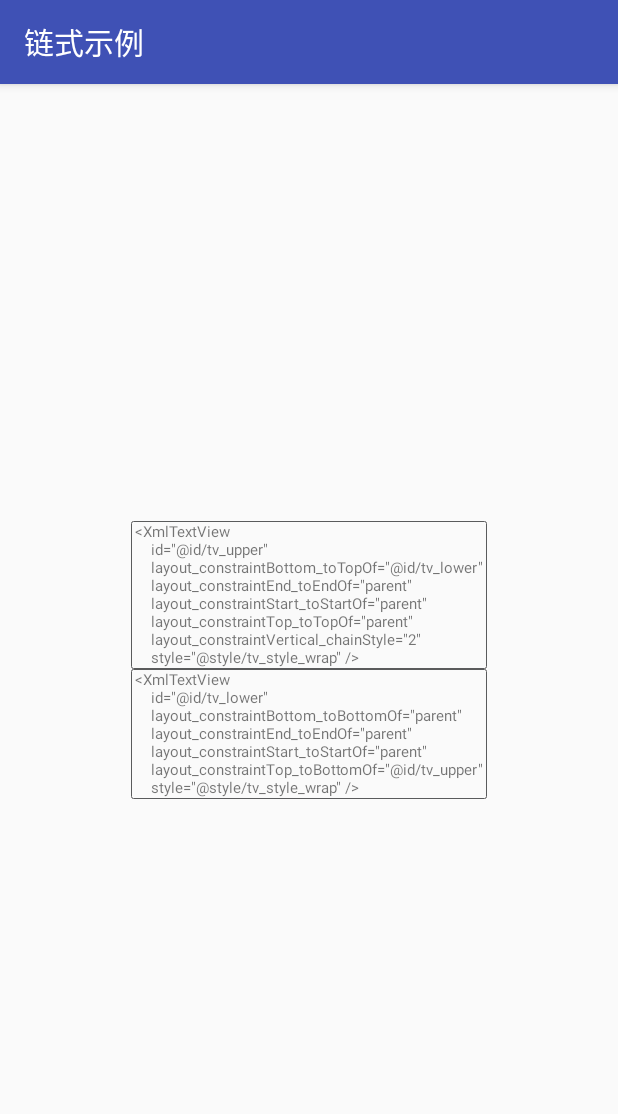
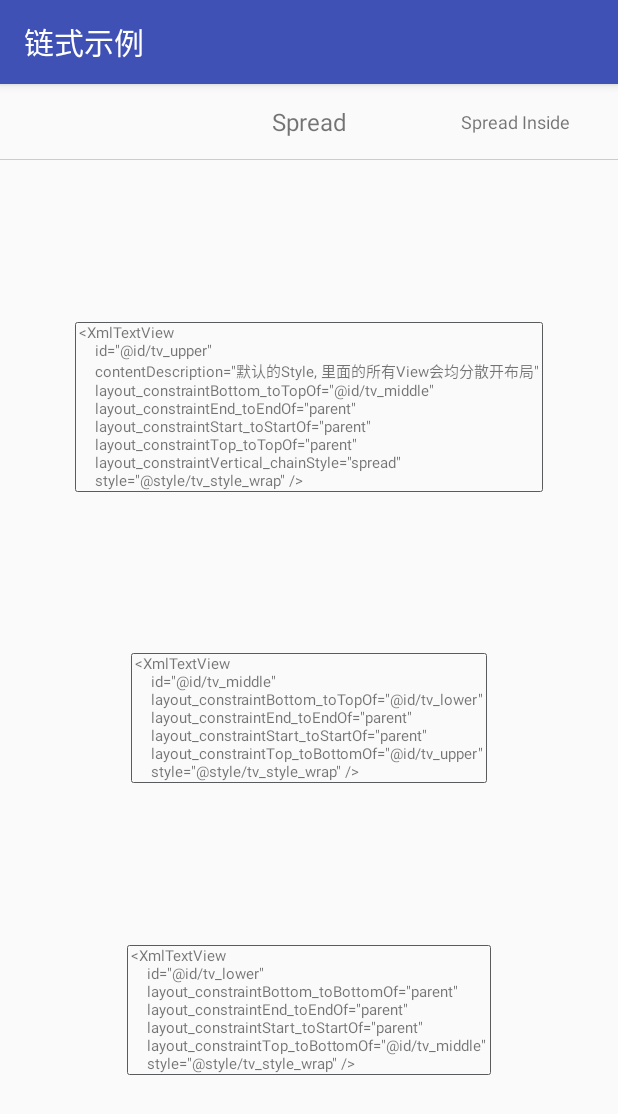
Before and after one commit to a-liYa/ConstraintSimple, an Android app: the ChainsSimpleActivity screen opened directly, with no data from a screen before it, on a phone screen of 412 x 824 dp. Shown: the top 1114 px of the screen. Run offline under Robolectric (Android 15) with nearby library versions, the phone set to English and light mode, and no system bars.

Commit message:
添加Chains属性示例

```diff
--- a/app/src/main/java/com/aliya/constraint/ChainsSimpleActivity.java
+++ b/app/src/main/java/com/aliya/constraint/ChainsSimpleActivity.java
@@ -1,7 +1,15 @@
 package com.aliya.constraint;
 
+import android.os.Bundle;
+import android.support.v4.view.ViewPager;
 import android.support.v7.app.AppCompatActivity;
-import android.os.Bundle;
+import android.widget.TextView;
+
+import com.aliya.constraint.adapter.SimpleAdapter;
+import com.aliya.constraint.bean.PagerEntity;
+
+import java.util.ArrayList;
+import java.util.List;
 
 /**
  * 链状结构 - (Chains) - 示例
@@ -9,11 +17,67 @@ import android.os.Bundle;
  * @author a_liYa
  * @date 2017/10/2 下午9:55.
  */
-public class ChainsSimpleActivity extends AppCompatActivity {
+public class ChainsSimpleActivity extends AppCompatActivity implements ViewPager
+        .OnPageChangeListener {
+
+    TextView tvLeft;
+    TextView tvTitle;
+    TextView tvRight;
+
+    ViewPager pager;
+
+    private static List<PagerEntity> list = new ArrayList<>();
+
+    static {
+        list.add(new PagerEntity("Spread", R.layout.pager_chains_spread_simple));
+        list.add(new PagerEntity("Spread Inside", R.layout.pager_chains_spread_inside_simple));
+        list.add(new PagerEntity("Packed", R.layout.pager_chains_packed_simple));
+        list.add(new PagerEntity("Packed with Bias", R.layout.pager_chains_packed_with_bias_simple));
+    }
+
+    private SimpleAdapter mAdapter;
 
     @Override
     protected void onCreate(Bundle savedInstanceState) {
         super.onCreate(savedInstanceState);
         setContentView(R.layout.activity_chains_simple);
+
+        tvLeft = (TextView) findViewById(R.id.tv_left);
+        tvTitle = (TextView) findViewById(R.id.tv_title);
+        tvRight = (TextView) findViewById(R.id.tv_right);
+
+        pager = (ViewPager) findViewById(R.id.view_pager);
+
+        mAdapter = new SimpleAdapter(list);
+
+        pager.addOnPageChangeListener(this);
+        pager.setAdapter(mAdapter);
+        onPageSelected(pager.getCurrentItem());
+
+    }
+
+    @Override
+    public void onPageScrolled(int position, float positionOffset, int positionOffsetPixels) {
+
+    }
+
+    @Override
+    public void onPageSelected(int position) {
+        if (position == 0) {
+            tvLeft.setText("");
+        } else {
+            tvLeft.setText(mAdapter.getPageTitle(position - 1));
+        }
+        if (position == mAdapter.getCount() - 1) {
+            tvRight.setText("");
+        } else {
+            tvRight.setText(mAdapter.getPageTitle(position + 1));
+        }
+        tvTitle.setText(mAdapter.getPageTitle(position));
+    }
+
+    @Override
+    public void onPageScrollStateChanged(int state) {
+
     }
 }
--- a/app/src/main/java/com/aliya/constraint/MainActivity.java
+++ b/app/src/main/java/com/aliya/constraint/MainActivity.java
@@ -17,9 +17,9 @@ public class MainActivity extends AppCompatActivity {
     private static List<ListEntity> list = new ArrayList<>();
 
     static {
-        list.add(new ListEntity(AlignSimpleActivity.class, "对齐示例"));
-        list.add(new ListEntity(RatioSimpleActivity.class, "比例示例"));
-        list.add(new ListEntity(ChainsSimpleActivity.class, "链式示例"));
+        list.add(new ListEntity(AlignSimpleActivity.class, "对齐 - 示例"));
+        list.add(new ListEntity(RatioSimpleActivity.class, "比例 - 示例"));
+        list.add(new ListEntity(ChainsSimpleActivity.class, "链式 - 示例"));
     }
 
     @Override
--- /dev/null
+++ b/app/src/main/java/com/aliya/constraint/adapter/SimpleAdapter.java
@@ -0,0 +1,64 @@
+package com.aliya.constraint.adapter;
+
+import android.support.v4.view.PagerAdapter;
+import android.util.SparseArray;
+import android.view.LayoutInflater;
+import android.view.View;
+import android.view.ViewGroup;
+
+import com.aliya.constraint.bean.PagerEntity;
+
+import java.util.List;
+
+/**
+ * 示例 - Adapter
+ *
+ * @author a_liYa
+ * @date 2017/10/5 11:14.
+ */
+public class SimpleAdapter extends PagerAdapter {
+
+    private List<PagerEntity> list;
+    private SparseArray<View> views;
+
+    public SimpleAdapter(List<PagerEntity> list) {
+        this.list = list;
+        views = new SparseArray<>(list.size());
+    }
+
+    @Override
+    public void destroyItem(ViewGroup container, int position, Object object) {
+        container.removeView(views.get(position));
+    }
+
+    @Override
+    public Object instantiateItem(ViewGroup container, int position) {
+        View view = views.get(position);
+        if (view == null) {
+            view = LayoutInflater.from(container.getContext())
+                    .inflate(getData(position).getResId(), container, false);
+            views.put(position, view);
+        }
+        container.addView(view);
+        return view;
+    }
+
+    @Override
+    public CharSequence getPageTitle(int position) {
+        return list.get(position).getTitle();
+    }
+
+    @Override
+    public int getCount() {
+        return list.size();
+    }
+
+    public PagerEntity getData(int position) {
+        return list.get(position);
+    }
+
+    @Override
+    public boolean isViewFromObject(View view, Object object) {
+        return view == object;
+    }
+}
--- /dev/null
+++ b/app/src/main/java/com/aliya/constraint/bean/PagerEntity.java
@@ -0,0 +1,39 @@
+package com.aliya.constraint.bean;
+
+import android.support.annotation.LayoutRes;
+
+/**
+ * ViewPager entity
+ *
+ * @author a_liYa
+ * @date 2017/10/5 10:57.
+ */
+public class PagerEntity {
+
+    private String title;
+
+    private
+    @LayoutRes
+    int resId;
+
+    public PagerEntity(String title, int resId) {
+        this.title = title;
+        this.resId = resId;
+    }
+
+    public String getTitle() {
+        return title;
+    }
+
+    public void setTitle(String title) {
+        this.title = title;
+    }
+
+    public int getResId() {
+        return resId;
+    }
+
+    public void setResId(int resId) {
+        this.resId = resId;
+    }
+}
--- a/app/src/main/java/com/aliya/constraint/widget/XmlTextView.java
+++ b/app/src/main/java/com/aliya/constraint/widget/XmlTextView.java
@@ -52,7 +52,16 @@ public class XmlTextView extends android.support.v7.widget.AppCompatTextView {
                 return "match_parent";
             }
         } else if (attrName.startsWith("layout_constraint")) {
-            if ("0".equals(attrVal)) {
+            if ("layout_constraintVertical_chainStyle".equals(attrName)) {
+                switch (attrVal) {
+                    case "0":
+                        return "spread";
+                    case "1":
+                        return "spread_inside";
+                    case "2":
+                        return "packed";
+                }
+            } else if ("0".equals(attrVal)) {
                 return "parent";
             }
         }
--- a/app/src/main/res/layout/activity_chains_simple.xml
+++ b/app/src/main/res/layout/activity_chains_simple.xml
@@ -8,21 +8,55 @@
     tools:layout_editor_absoluteX="0dp"
     tools:layout_editor_absoluteY="81dp">
 
-    <com.aliya.constraint.widget.XmlTextView
-        android:id="@+id/tv_upper"
-        style="@style/tv_style_wrap"
-        app:layout_constraintBottom_toTopOf="@+id/tv_lower"
-        app:layout_constraintEnd_toEndOf="parent"
-        app:layout_constraintStart_toStartOf="parent"
-        app:layout_constraintTop_toTopOf="parent"
-        app:layout_constraintVertical_chainStyle="packed" />
+    <TextView
+        android:id="@+id/tv_left"
+        android:layout_width="0dp"
+        android:layout_height="50dp"
+        android:gravity="center"
+        android:textSize="12sp"
+        app:layout_constraintHorizontal_weight="1"
+        app:layout_constraintLeft_toLeftOf="parent"
+        app:layout_constraintRight_toLeftOf="@+id/tv_title"
+        app:layout_constraintTop_toTopOf="parent" />
 
-    <com.aliya.constraint.widget.XmlTextView
-        android:id="@+id/tv_lower"
-        style="@style/tv_style_wrap"
+    <TextView
+        android:id="@+id/tv_title"
+        android:layout_width="0dp"
+        android:layout_height="50dp"
+        android:gravity="center"
+        android:textSize="16sp"
+        app:layout_constraintHorizontal_weight="1"
+        app:layout_constraintLeft_toRightOf="@+id/tv_left"
+        app:layout_constraintRight_toLeftOf="@+id/tv_right"
+        app:layout_constraintTop_toTopOf="parent" />
+
+    <TextView
+        android:id="@+id/tv_right"
+        android:layout_width="0dp"
+        android:layout_height="50dp"
+        android:gravity="center"
+        android:textSize="12sp"
+        app:layout_constraintHorizontal_weight="1"
+        app:layout_constraintLeft_toRightOf="@+id/tv_title"
+        app:layout_constraintRight_toRightOf="parent"
+        app:layout_constraintTop_toTopOf="parent" />
+
+    <View
+        android:layout_width="0dp"
+        android:layout_height="0.5dp"
+        android:background="#cccccc"
+        app:layout_constraintLeft_toLeftOf="parent"
+        app:layout_constraintRight_toRightOf="parent"
+        app:layout_constraintTop_toBottomOf="@+id/tv_title" />
+
+    <android.support.v4.view.ViewPager
+        android:id="@+id/view_pager"
+        android:layout_width="0dp"
+        android:layout_height="0dp"
+        android:layout_marginTop="0.5dp"
         app:layout_constraintBottom_toBottomOf="parent"
-        app:layout_constraintEnd_toEndOf="parent"
-        app:layout_constraintStart_toStartOf="parent"
-        app:layout_constraintTop_toBottomOf="@id/tv_upper" />
+        app:layout_constraintLeft_toLeftOf="parent"
+        app:layout_constraintRight_toRightOf="parent"
+        app:layout_constraintTop_toBottomOf="@+id/tv_title" />
 
 </android.support.constraint.ConstraintLayout>
--- /dev/null
+++ b/app/src/main/res/layout/pager_chains_spread_simple.xml
@@ -0,0 +1,35 @@
+<?xml version="1.0" encoding="utf-8"?>
+<android.support.constraint.ConstraintLayout xmlns:android="http://schemas.android.com/apk/res/android"
+    xmlns:app="http://schemas.android.com/apk/res-auto"
+    xmlns:tools="http://schemas.android.com/tools"
+    android:layout_width="match_parent"
+    android:layout_height="match_parent"
+    tools:context="com.aliya.constraint.ChainsSimpleActivity">
+
+    <com.aliya.constraint.widget.XmlTextView
+        android:id="@+id/tv_upper"
+        style="@style/tv_style_wrap"
+        android:contentDescription="默认的Style, 里面的所有View会均分散开布局"
+        app:layout_constraintBottom_toTopOf="@+id/tv_middle"
+        app:layout_constraintEnd_toEndOf="parent"
+        app:layout_constraintStart_toStartOf="parent"
+        app:layout_constraintTop_toTopOf="parent"
+        app:layout_constraintVertical_chainStyle="spread" />
+
+    <com.aliya.constraint.widget.XmlTextView
+        android:id="@+id/tv_middle"
+        style="@style/tv_style_wrap"
+        app:layout_constraintBottom_toTopOf="@+id/tv_lower"
+        app:layout_constraintEnd_toEndOf="parent"
+        app:layout_constraintStart_toStartOf="parent"
+        app:layout_constraintTop_toBottomOf="@id/tv_upper" />
+
+    <com.aliya.constraint.widget.XmlTextView
+        android:id="@+id/tv_lower"
+        style="@style/tv_style_wrap"
+        app:layout_constraintBottom_toBottomOf="parent"
+        app:layout_constraintEnd_toEndOf="parent"
+        app:layout_constraintStart_toStartOf="parent"
+        app:layout_constraintTop_toBottomOf="@id/tv_middle" />
+
+</android.support.constraint.ConstraintLayout>
```
Also changed, not shown: app/src/main/res/layout/activity_ratio_simple.xml (+4 -4 lines), app/src/main/res/layout/pager_chains_packed_simple.xml (added, +35 -0 lines), app/src/main/res/layout/pager_chains_packed_with_bias_simple.xml (added, +36 -0 lines), app/src/main/res/layout/pager_chains_spread_inside_simple.xml (added, +35 -0 lines).
